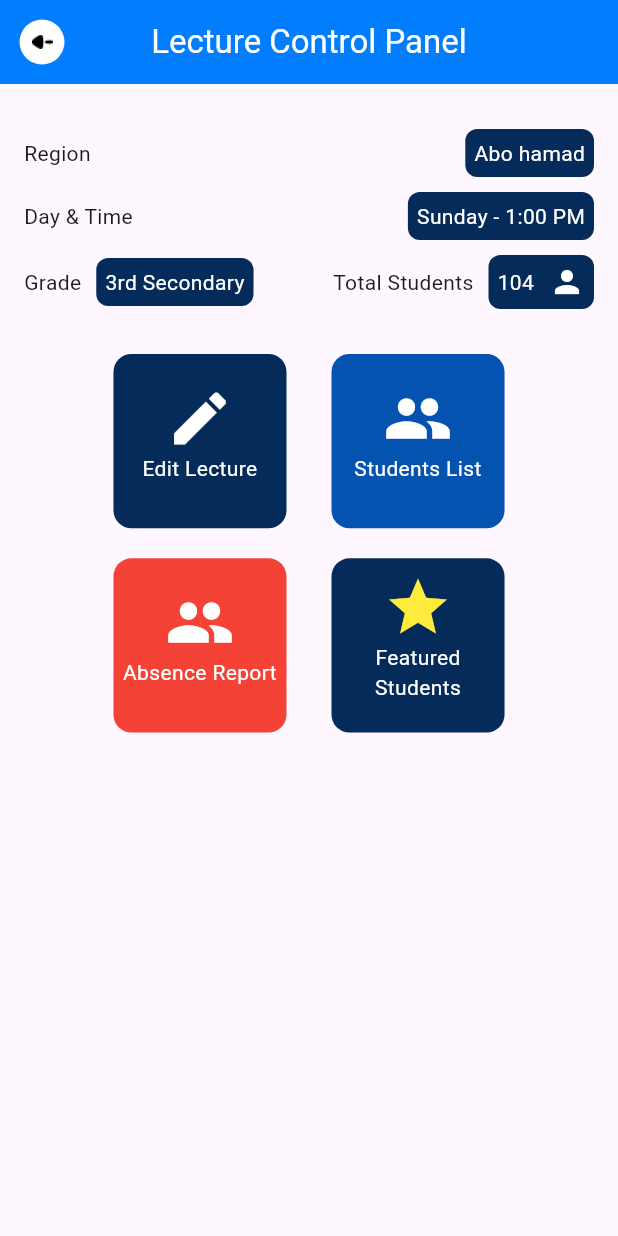
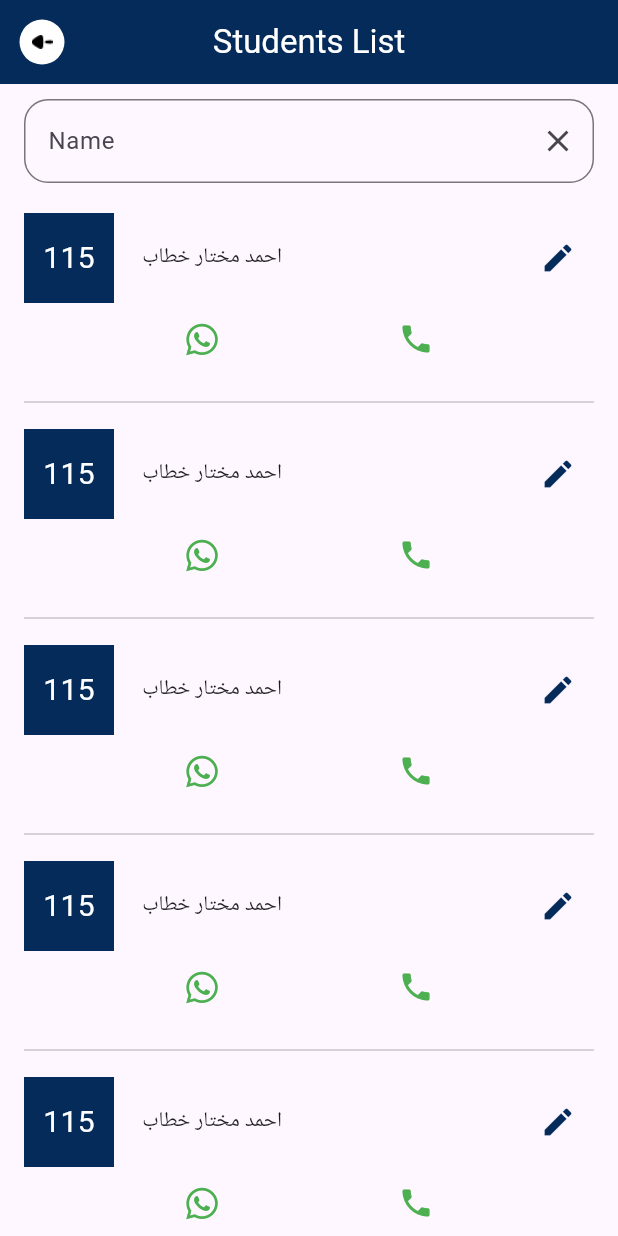
Before and after one commit to abd0-kha1ed/attendance-system, a Flutter app: the LectureControlPanelView screen opened by its route, after a tap on "Students List", on a phone screen of 412 x 824 dp. Run offline on Flutter 3.47's test engine with Material 3 defaults, Android fonts, the phone set to English and light mode, and no system bars; our stand-ins replace font_awesome_flutter, go_router.

Commit message:
finsh student list and some widget

```diff
--- a/lib/feature/home/presentation/view/widgets/lecture_control_panel_view_body.dart
+++ b/lib/feature/home/presentation/view/widgets/lecture_control_panel_view_body.dart
@@ -1,5 +1,7 @@
+import 'package:attendance/core/utils/app_routers.dart';
 import 'package:attendance/feature/home/presentation/view/widgets/custom_control_panel.dart';
 import 'package:flutter/material.dart';
+import 'package:go_router/go_router.dart';
 
 class LectureControlPanelViewBody extends StatelessWidget {
   const LectureControlPanelViewBody({super.key});
@@ -134,7 +136,9 @@ class LectureControlPanelViewBody extends StatelessWidget {
                     width: 30,
                   ),
                   CustomControlPanel(
-                    onTap: () {},
+                    onTap: () {
+                      GoRouter.of(context).push(AppRouters.kStudentListView);
+                    },
                     title: 'Students List',
                     icon: Icons.group,
                     background: const Color(0xff0453b0),
--- a/lib/feature/studentList/presentation/views/student_list_view.dart
+++ b/lib/feature/studentList/presentation/views/student_list_view.dart
@@ -1,3 +1,6 @@
+import 'package:attendance/constant.dart';
+import 'package:attendance/core/widgets/custom_lift_arrow.dart';
+import 'package:attendance/feature/studentList/presentation/views/widgets/student_list_view_body.dart';
 import 'package:flutter/material.dart';
 
 class StudentListView extends StatelessWidget {
@@ -5,7 +8,23 @@ class StudentListView extends StatelessWidget {
   @override
   Widget build(BuildContext context) {
     return Scaffold(
-      appBar: AppBar(),
+      appBar: AppBar(
+        automaticallyImplyLeading: false,
+        title: const Text(
+          'Students List',
+          style: TextStyle(color: Colors.white),
+        ),
+        centerTitle: true,
+        backgroundColor: kAppBarColor,
+        leading: IconButton(
+          onPressed: () {},
+          icon: const CustomLiftArrow(
+            colorIcon: Colors.black,
+            backgroundColor: Colors.white,
+          ),
+        ),
+      ),
+      body: StudentListViewBody(),
     );
   }
 }
--- /dev/null
+++ b/lib/feature/studentList/presentation/views/widgets/custom_student_name_id.dart
@@ -0,0 +1,28 @@
+import 'package:attendance/constant.dart';
+import 'package:flutter/material.dart';
+
+class CustomStudintNameId extends StatelessWidget {
+  const CustomStudintNameId({super.key});
+  @override
+  Widget build(BuildContext context) {
+    return Row(
+      children: [
+        Container(
+          height: 60,
+          width: 60,
+          color: kAppBarColor,
+          child: const Center(
+            child: Text(
+              '115',
+              style: TextStyle(color: Colors.white, fontSize: 20),
+            ),
+          ),
+        ),
+        const SizedBox(
+          width: 15,
+        ),
+        const SizedBox(width: 150, child: Text(' احمد مختار خطاب')),
+      ],
+    );
+  }
+}
--- /dev/null
+++ b/lib/feature/studentList/presentation/views/widgets/student_list_view_body.dart
@@ -0,0 +1,65 @@
+import 'package:attendance/constant.dart';
+import 'package:attendance/core/widgets/custom_icon_button.dart';
+import 'package:attendance/feature/studentList/presentation/views/widgets/custom_student_name_id.dart';
+import 'package:attendance/core/widgets/custom_text_filed.dart';
+import 'package:attendance/core/widgets/whats_phone.dart';
+import 'package:flutter/material.dart';
+
+class StudentListViewBody extends StatelessWidget {
+  const StudentListViewBody({super.key});
+  @override
+  Widget build(BuildContext context) {
+    return Padding(
+      padding: const EdgeInsets.symmetric(horizontal: 16),
+      child: Column(
+        children: [
+          const SizedBox(
+            height: 10,
+          ),
+          CustomTextField(
+            labelText: 'Name',
+            iconButton:
+                IconButton(onPressed: () {}, icon: const Icon(Icons.clear)),
+          ),
+          const SizedBox(
+            height: 20,
+          ),
+          Expanded(
+            child: ListView.builder(
+                itemCount: 15,
+                itemBuilder: (context, index) {
+                  return Column(
+                    children: [
+                      Row(
+                        mainAxisAlignment: MainAxisAlignment.spaceBetween,
+                        children: [
+                          const SizedBox(child: CustomStudintNameId()),
+                          const SizedBox(
+                            height: 30,
+                          ),
+                          CustomIconButton(
+                            onPressed: () {},
+                            icon: const Icon(
+                              Icons.edit,
+                              color: kAppBarColor,
+                            ),
+                          ),
+                        ],
+                      ),
+                      const WhatsPhone(),
+                      const SizedBox(
+                        height: 10,
+                      ),
+                      const Divider(),
+                      const SizedBox(
+                        height: 10,
+                      ),
+                    ],
+                  );
+                }),
+          )
+        ],
+      ),
+    );
+  }
+}
```
